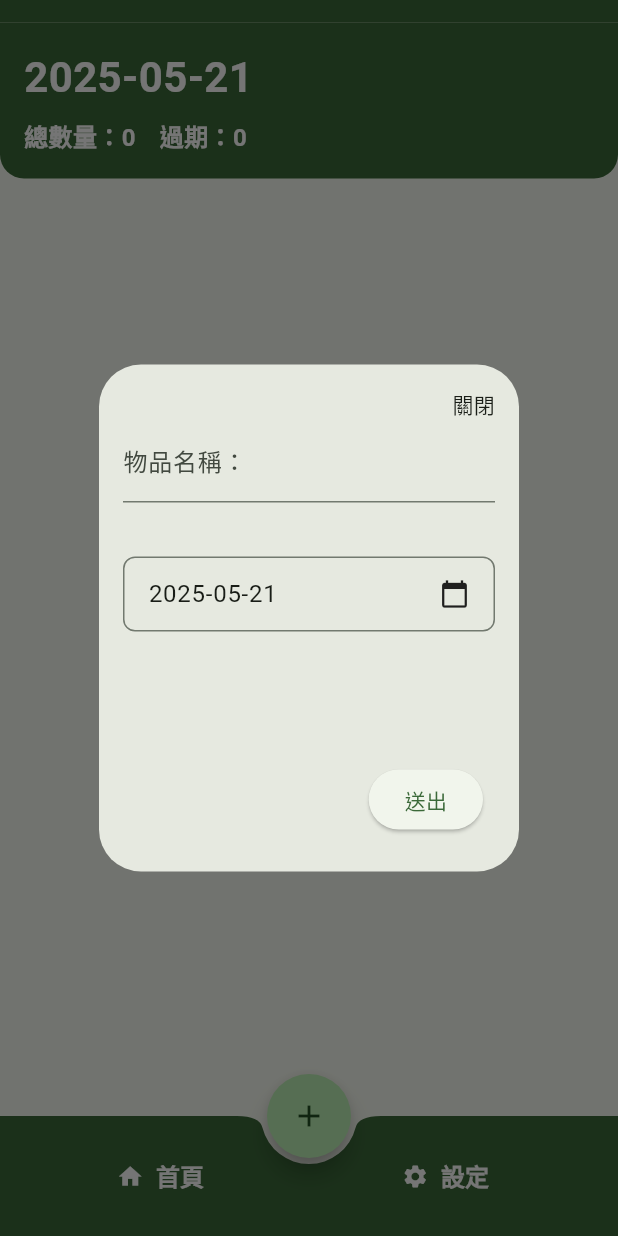
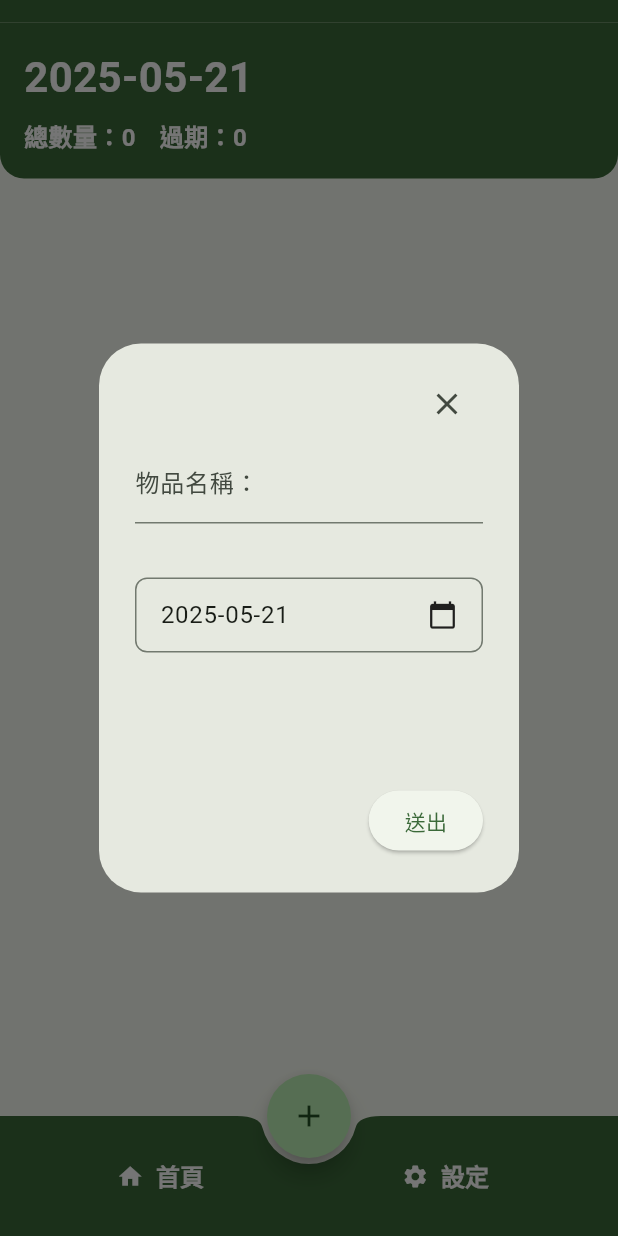
Before and after one commit to billyluu/food_deadline, a Flutter app: the screen it shows after launch, after a tap on the "add" icon, on a phone screen of 412 x 824 dp. Run offline on Flutter 3.47's test engine with Material 3 defaults, Android fonts, the phone set to English and light mode, and no system bars; our stand-ins replace bloc, flutter_bloc, flutter_local_notifications, freezed_annotation, realm, shared_preferences and 1 more; missing offline and left inert: workmanager; generated files the repository leaves out were written again.

Commit message:
feat: changed

```diff
--- a/lib/core/constants/app_localizations.dart
+++ b/lib/core/constants/app_localizations.dart
@@ -1,10 +1,12 @@
 import 'dart:convert';
+
 import 'package:flutter/material.dart';
 import 'package:flutter/services.dart';
 import 'package:food_deadline/core/constants/enums/app_locale.dart';
 
 class AppLocalizations {
   final Locale locale;
+
   AppLocalizations(this.locale);
 
   static AppLocalizations of(BuildContext context) {
--- a/lib/core/constants/shared_preference_helper.dart
+++ b/lib/core/constants/shared_preference_helper.dart
@@ -15,8 +15,7 @@ class SharedPreferenceHelper {
   static Future<ThemeMode> getThemeMode() async {
     final prefs = await SharedPreferences.getInstance();
     final appThemeMode = ThemeMode.values.firstWhere((element) {
-      return element.name ==
-          (prefs.getString(_themeModeKey) ?? ThemeMode.system.name);
+      return element.name == (prefs.getString(_themeModeKey) ?? ThemeMode.system.name);
     });
     return appThemeMode;
   }
@@ -39,8 +38,7 @@ class SharedPreferenceHelper {
   static Future<AppLocale> getLocale() async {
     final prefs = await SharedPreferences.getInstance();
     final appLocale = AppLocale.values.where((element) {
-          return element.name ==
-              (prefs.getString(_localeKey) ?? AppLocale.zhTW.name);
+          return element.name == (prefs.getString(_localeKey) ?? AppLocale.zhTW.name);
         }).firstOrNull ??
         AppLocale.zhTW;
     return appLocale;
--- a/lib/core/constants/work_manager_helper.dart
+++ b/lib/core/constants/work_manager_helper.dart
@@ -1,10 +1,8 @@
-
 import 'package:food_deadline/core/constants/enums/app_task.dart';
 import 'package:food_deadline/core/constants/shared_preference_helper.dart';
 import 'package:workmanager/workmanager.dart';
 
 class WorkManagerHelper {
-
   static init() {
     Workmanager().initialize(_callbackDispatcher, isInDebugMode: true);
   }
@@ -23,7 +21,5 @@ class WorkManagerHelper {
     });
   }
 
-  static void taskCallback(Function(String task) callback) {
-
-  }
+  static void taskCallback(Function(String task) callback) {}
 }
--- a/lib/features/dialog/edit_expirable_item_dialog.dart
+++ b/lib/features/dialog/edit_expirable_item_dialog.dart
@@ -1,41 +1,22 @@
-import 'package:flutter/cupertino.dart';
 import 'package:flutter/material.dart';
 import 'package:flutter_bloc/flutter_bloc.dart';
 import 'package:food_deadline/core/constants/app_string.dart';
 import 'package:food_deadline/core/realm/models/expirable_item.dart';
 import 'package:food_deadline/features/home/bloc/expirable_Item/expirable_bloc.dart';
-import 'package:food_deadline/shared/widgets/common_text.dart';
+import 'package:food_deadline/shared/widgets/shared_close_icon_button.dart';
+import 'package:food_deadline/shared/widgets/shared_send_button.dart';
 import 'package:intl/intl.dart';
 
 class EditExpirableItemDialog extends StatefulWidget {
   const EditExpirableItemDialog({super.key});
 
   @override
-  State<EditExpirableItemDialog> createState() =>
-      _EditExpirableItemDialogState();
+  State<EditExpirableItemDialog> createState() => _EditExpirableItemDialogState();
 }
 
 class _EditExpirableItemDialogState extends State<EditExpirableItemDialog> {
   final _stuffTextController = TextEditingController();
   DateTime _date = DateTime.now();
-
-  void _showDialog(Widget child) {
-    showCupertinoModalPopup<void>(
-      context: context,
-      builder: (BuildContext context) => Container(
-        height: 216,
-        padding: const EdgeInsets.only(top: 6.0),
-        margin: EdgeInsets.only(
-          bottom: MediaQuery.of(context).viewInsets.bottom,
-        ),
-        color: CupertinoColors.systemBackground.resolveFrom(context),
-        child: SafeArea(
-          top: false,
-          child: child,
-        ),
-      ),
-    );
-  }
 
   void updateDate(DateTime newDate) {
     setState(() => _date = newDate);
@@ -44,24 +25,24 @@ class _EditExpirableItemDialogState extends State<EditExpirableItemDialog> {
   @override
   Widget build(BuildContext context) {
     return AlertDialog(
-      contentPadding: const EdgeInsets.all(16.0),
+      contentPadding: const EdgeInsets.symmetric(vertical: 16.0, horizontal: 24),
       content: Column(
         mainAxisSize: MainAxisSize.min,
         children: [
           Row(
             mainAxisAlignment: MainAxisAlignment.end,
             children: [
-              CommonText(text: AppString.commonClose.getL10n(context)),
+              SharedCloseIconButton(
+                onPressed: () => Navigator.pop(context),
+              )
             ],
           ),
           TextField(
             keyboardType: TextInputType.text,
             controller: _stuffTextController,
             decoration: InputDecoration(
-              label:
-                  Text(AppString.editExpirableItemScreenName.getL10n(context)),
-              hintText: AppString.editExpirableItemScreenInputPlaceHolder
-                  .getL10n(context),
+              label: Text(AppString.editExpirableItemScreenName.getL10n(context)),
+              hintText: AppString.editExpirableItemScreenInputPlaceHolder.getL10n(context),
               hintStyle: TextStyle(
                 color: Theme.of(context).hintColor,
                 fontSize: 12,
@@ -69,52 +50,17 @@ class _EditExpirableItemDialogState extends State<EditExpirableItemDialog> {
             ),
           ),
           const SizedBox(height: 36),
-          GestureDetector(
-            onTap: () {
-              _showDialog(
-                CupertinoDatePicker(
-                  dateOrder: DatePickerDateOrder.ymd,
-                  mode: CupertinoDatePickerMode.date,
-                  use24hFormat: true,
-                  showDayOfWeek: true,
-                  onDateTimeChanged: (newDate) => updateDate(newDate),
-                ),
-              );
+          DatePickerField(
+            initialDate: DateTime.now(),
+            onDateChanged: (date) {
+              _date = date;
             },
-            child: DatePickerField(
-              initialDate: DateTime.now(),
-              onDateChanged: (date) {
-                print('新日期: $date');
-              },
-            ),
-            // child: DecoratedBox(
-            //   decoration: BoxDecoration(
-            //     borderRadius: BorderRadius.circular(15.0),
-            //     border: Border.all(
-            //       color: Theme.of(context).disabledColor,
-            //       width: 1,
-            //     ),
-            //   ),
-            //   child: Padding(
-            //     padding: const EdgeInsets.symmetric(
-            //       vertical: 12,
-            //       horizontal: 16,
-            //     ),
-            //     child: Text(
-            //       '${_date.year} - ${_date.month} - ${_date.day}',
-            //       style: TextStyle(
-            //         fontSize: 24.0,
-            //         color: Theme.of(context).primaryColor,
-            //       ),
-            //     ),
-            //   ),
-            // ),
           ),
           const SizedBox(height: 72),
         ],
       ),
       actions: [
-        ElevatedButton(
+        SharedSendButton(
           onPressed: () {
             if (_stuffTextController.text.isNotEmpty) {
               context.read<ExpirableItemBloc>().add(
@@ -128,8 +74,7 @@ class _EditExpirableItemDialogState extends State<EditExpirableItemDialog> {
             }
             Navigator.pop(context);
           },
-          child: Text(AppString.commonSend.getL10n(context)),
-        )
+        ),
       ],
     );
   }
--- a/lib/features/home/home_screen.dart
+++ b/lib/features/home/home_screen.dart
@@ -1,8 +1,7 @@
 import 'package:flutter/material.dart';
 import 'package:flutter_bloc/flutter_bloc.dart';
 import 'package:food_deadline/features/home/bloc/expirable_Item/expirable_bloc.dart';
-
-import 'widgets/stuff_deadline_card_item.dart';
+import 'package:food_deadline/features/home/widgets/expirable_item_card.dart';
 
 class HomeScreen extends StatefulWidget {
   const HomeScreen({super.key});
@@ -36,18 +35,17 @@ class _HomeScreenState extends State<HomeScreen> {
                 mainAxisAlignment: MainAxisAlignment.start,
                 children: [
                   for (final stuff in stuffs) ...[
-                    StuffDeadlineCardItem(
+                    ExpiredItemCard(
                       title: stuff.name,
                       deadline: stuff.deadline.toString(),
                       disabled: stuff.isExpired,
-                      onDelete: () {
-                        stuffBloc.add(ExpirableItemDeleteEvent(expirableItem: stuff));
-                      },
+                      onDelete: () => stuffBloc.add(ExpirableItemDeleteEvent(expirableItem: stuff)),
                     ),
-                    if (stuff != stuffs.last)
+                    if (stuff != stuffs.last) ...[
                       const SizedBox(
                         height: 6.0,
                       )
+                    ]
                   ]
                 ],
               ),
--- a/lib/features/main/main_screen.dart
+++ b/lib/features/main/main_screen.dart
@@ -7,7 +7,7 @@ import 'package:food_deadline/features/dialog/edit_expirable_item_dialog.dart';
 import 'package:food_deadline/features/home/bloc/expirable_Item/expirable_bloc.dart';
 import 'package:food_deadline/features/home/home_screen.dart';
 import 'package:food_deadline/features/settings/settings_screen.dart';
-import 'package:food_deadline/shared/widgets/common_text.dart';
+import 'package:food_deadline/shared/widgets/shared_common_text.dart';
 
 enum MainBottomNavType {
   home(
@@ -60,8 +60,7 @@ class MainScreenState extends State<MainScreen> {
     return MultiBlocProvider(
       providers: [
         BlocProvider<ExpirableItemBloc>(
-          create: (context) => ExpirableItemBloc(realmHelper: RealmHelper())
-            ..add(ExpirableItemInitialEvent()),
+          create: (context) => ExpirableItemBloc(realmHelper: RealmHelper())..add(ExpirableItemInitialEvent()),
         ),
       ],
       child: Scaffold(
@@ -75,10 +74,8 @@ class MainScreenState extends State<MainScreen> {
           builder: (context, state) {
             if (state is ExpirableItemSuccess) {
               final stuffs = state.expirableItem;
-              final expired = stuffs
-                  .where((element) =>
-                      element.deadline < DateTime.now().millisecondsSinceEpoch)
-                  .length;
+              final expired =
+                  stuffs.where((element) => element.deadline < DateTime.now().millisecondsSinceEpoch).length;
               return Column(
                 children: [
                   if (_currentIndex == MainBottomNavType.home.index)
@@ -113,10 +110,9 @@ class MainScreenState extends State<MainScreen> {
             children: [
               for (var i = 0; i < MainBottomNavType.values.length; i++) ...[
                 ElevatedButton.icon(
-                  label: CommonText(
+                  label: SharedCommonText(
                     text: MainBottomNavType.values[i].title.getL10n(context),
-                    style: CommonTextStyle.textStyle(
-                        color: Theme.of(context).colorScheme.onPrimary),
+                    style: CommonTextStyle.textStyle(color: Theme.of(context).colorScheme.onPrimary),
                   ),
                   style: ElevatedButton.styleFrom(
                     backgroundColor: Colors.transparent,
@@ -133,28 +129,22 @@ class MainScreenState extends State<MainScreen> {
           ),
         ),
         floatingActionButtonLocation: FloatingActionButtonLocation.centerDocked,
-        floatingActionButton:
-            BlocBuilder<ExpirableItemBloc, ExpirableItemState>(
-          builder: (context, state) {
+        floatingActionButton: Builder(builder: (context) {
+          final expirableItemBloc = context.read<ExpirableItemBloc>();
           return FloatingActionButton(
             shape: const CircleBorder(),
             onPressed: () {
-                // await Navigator.of(context).push(
-                //   MaterialPageRoute(
-                //     builder: (_) => BlocProvider.value(
-                //       value: context.read<StuffBloc>(),
-                //       child: const EditStuffMainScreen(),
-                //     ),
-                //   ),
-                // );
               showDialog(
                 context: context,
-                    builder: (context) => const EditExpirableItemDialog());
+                builder: (context) => BlocProvider.value(
+                  value: expirableItemBloc,
+                  child: const EditExpirableItemDialog(),
+                ),
+              );
             },
             child: const Icon(Icons.add),
           );
-          },
-        ),
+        }),
       ),
     );
   }
@@ -186,24 +176,21 @@ class _Header extends StatelessWidget {
       child: Column(
         crossAxisAlignment: CrossAxisAlignment.start,
         children: [
-          CommonText(
+          SharedCommonText(
             text: date.toYYYYMMDD(),
-            style: CommonTextStyle.textStyleLarge(
-                color: Theme.of(context).colorScheme.onPrimary),
+            style: CommonTextStyle.textStyleLarge(color: Theme.of(context).colorScheme.onPrimary),
           ),
           const SizedBox(height: 8),
           Row(
             children: [
-              CommonText(
+              SharedCommonText(
                 text: '${AppString.homeScreenTotal.getL10n(context)}$total',
-                style: CommonTextStyle.textStyle(
-                    color: Theme.of(context).colorScheme.onPrimary),
+                style: CommonTextStyle.textStyle(color: Theme.of(context).colorScheme.onPrimary),
               ),
               const SizedBox(width: 16),
-              CommonText(
+              SharedCommonText(
                 text: '${AppString.homeScreenExpired.getL10n(context)}$expired',
-                style: CommonTextStyle.textStyle(
-                    color: Theme.of(context).colorScheme.onPrimary),
+                style: CommonTextStyle.textStyle(color: Theme.of(context).colorScheme.onPrimary),
               ),
             ],
           )
--- a/lib/features/settings/settings_screen.dart
+++ b/lib/features/settings/settings_screen.dart
@@ -3,12 +3,12 @@ import 'package:flutter_bloc/flutter_bloc.dart';
 import 'package:food_deadline/core/constants/app_string.dart';
 import 'package:food_deadline/core/constants/enums/app_locale.dart';
 import 'package:food_deadline/features/settings/blocs/app_settings/app_settings_bloc.dart';
-import 'package:food_deadline/shared/widgets/common_text.dart';
 import 'package:food_deadline/shared/widgets/fd_card.dart';
+import 'package:food_deadline/shared/widgets/shared_common_text.dart';
 
+part 'widgets/setting_language_widget.dart';
+part 'widgets/setting_notify_widget.dart';
 part 'widgets/setting_theme_widget.dart';
-part 'widgets/setting_notify_widget.dart';
-part 'widgets/setting_language_widget.dart';
 
 class SettingsScreen extends StatefulWidget {
   const SettingsScreen({super.key});
--- a/lib/features/settings/widgets/setting_language_widget.dart
+++ b/lib/features/settings/widgets/setting_language_widget.dart
@@ -6,10 +6,9 @@ class _SettingLanguageWidget extends StatelessWidget {
     final languages = AppLocale.values
         .map((element) => DropdownMenuItem<AppLocale>(
             value: element,
-            child: CommonText(
+            child: SharedCommonText(
               text: element.name,
-              style: CommonTextStyle.textStyle(
-                  color: Theme.of(context).colorScheme.onTertiary),
+              style: CommonTextStyle.textStyle(color: Theme.of(context).colorScheme.onTertiary),
             )))
         .toList();
 
@@ -17,10 +16,9 @@ class _SettingLanguageWidget extends StatelessWidget {
       background: Theme.of(context).colorScheme.tertiary,
       child: Row(
         children: [
-          CommonText(
+          SharedCommonText(
             text: AppString.settingScreenLanguage.getL10n(context),
-            style: CommonTextStyle.textStyle(
-                color: Theme.of(context).colorScheme.onTertiary),
+            style: CommonTextStyle.textStyle(color: Theme.of(context).colorScheme.onTertiary),
           ),
           const SizedBox(width: 24.0),
           BlocBuilder<AppSettingsBloc, AppSettingsState>(
@@ -30,9 +28,7 @@ class _SettingLanguageWidget extends StatelessWidget {
               items: languages,
               onChanged: (appLocale) {
                 if (appLocale != null) {
-                  context
-                      .read<AppSettingsBloc>()
-                      .add(AppSettingsUpdateLocaleEvent(appLocale: appLocale));
+                  context.read<AppSettingsBloc>().add(AppSettingsUpdateLocaleEvent(appLocale: appLocale));
                 }
               },
             ),
--- a/lib/features/settings/widgets/setting_notify_widget.dart
+++ b/lib/features/settings/widgets/setting_notify_widget.dart
@@ -7,19 +7,16 @@ class _SettingNotifyWidget extends StatelessWidget {
       background: Theme.of(context).colorScheme.tertiary,
       child: Row(
         children: [
-          CommonText(
+          SharedCommonText(
             text: AppString.settingScreenNotificationSwitch.getL10n(context),
-            style: CommonTextStyle.textStyle(
-                color: Theme.of(context).colorScheme.onTertiary),
+            style: CommonTextStyle.textStyle(color: Theme.of(context).colorScheme.onTertiary),
           ),
           const SizedBox(width: 24.0),
           BlocBuilder<AppSettingsBloc, AppSettingsState>(
             builder: (context, state) => Switch(
                 value: state.notificationsEnabled,
                 onChanged: (value) {
-                  context.read<AppSettingsBloc>().add(
-                      AppSettingsUpdateNotificationsEvent(
-                          notificationsEnabled: value));
+                  context.read<AppSettingsBloc>().add(AppSettingsUpdateNotificationsEvent(notificationsEnabled: value));
                 }),
           ),
         ],
--- a/lib/features/settings/widgets/setting_theme_widget.dart
+++ b/lib/features/settings/widgets/setting_theme_widget.dart
@@ -6,10 +6,9 @@ class _SettingThemeWidget extends StatelessWidget {
     final themeItems = ThemeMode.values
         .map((element) => DropdownMenuItem<ThemeMode>(
             value: element,
-            child: CommonText(
+            child: SharedCommonText(
               text: element.name,
-              style: CommonTextStyle.textStyle(
-                  color: Theme.of(context).colorScheme.onTertiary),
+              style: CommonTextStyle.textStyle(color: Theme.of(context).colorScheme.onTertiary),
             )))
         .toList();
 
@@ -17,10 +16,9 @@ class _SettingThemeWidget extends StatelessWidget {
       background: Theme.of(context).colorScheme.tertiary,
       child: Row(
         children: [
-          CommonText(
+          SharedCommonText(
             text: AppString.settingScreenThemeMode.getL10n(context),
-            style: CommonTextStyle.textStyle(
-                color: Theme.of(context).colorScheme.onTertiary),
+            style: CommonTextStyle.textStyle(color: Theme.of(context).colorScheme.onTertiary),
           ),
           const SizedBox(width: 24.0),
           BlocBuilder<AppSettingsBloc, AppSettingsState>(
@@ -30,9 +28,7 @@ class _SettingThemeWidget extends StatelessWidget {
               items: themeItems,
               onChanged: (themeMode) {
                 if (themeMode != null) {
-                  context
-                      .read<AppSettingsBloc>()
-                      .add(AppSettingsUpdateThemeEvent(theme: themeMode));
+                  context.read<AppSettingsBloc>().add(AppSettingsUpdateThemeEvent(theme: themeMode));
                 }
               },
             ),
--- /dev/null
+++ b/lib/shared/widgets/shared_close_icon_button.dart
@@ -0,0 +1,18 @@
+import 'package:flutter/material.dart';
+
+class SharedCloseIconButton extends StatelessWidget {
+  const SharedCloseIconButton({
+    this.onPressed,
+    super.key,
+  });
+
+  final VoidCallback? onPressed;
+
+  @override
+  Widget build(BuildContext context) {
+    return IconButton(
+      icon: const Icon(Icons.close),
+      onPressed: onPressed,
+    );
+  }
+}
--- a/lib/shared/widgets/common_text.dart
+++ b/lib/shared/widgets/shared_common_text.dart
@@ -1,7 +1,7 @@
 import 'package:flutter/material.dart';
 
-class CommonText extends StatelessWidget {
-  const CommonText({
+class SharedCommonText extends StatelessWidget {
+  const SharedCommonText({
     required this.text,
     this.style,
     this.textAlign,
--- /dev/null
+++ b/lib/shared/widgets/shared_send_button.dart
@@ -0,0 +1,19 @@
+import 'package:flutter/material.dart';
+import 'package:food_deadline/core/constants/app_string.dart';
+
+class SharedSendButton extends StatelessWidget {
+  const SharedSendButton({
+    this.onPressed,
+    super.key,
+  });
+
+  final VoidCallback? onPressed;
+
+  @override
+  Widget build(BuildContext context) {
+    return ElevatedButton(
+      onPressed: onPressed,
+      child: Text(AppString.commonSend.getL10n(context)),
+    );
+  }
+}
```
Also changed, not shown: lib/core/constants/color.dart (+17 -11 lines), lib/core/utils/notification_service.dart (+4 -7 lines), lib/features/home/widgets/expirable_item_card.dart (renamed from lib/features/home/widgets/stuff_deadline_card_item.dart, +29 -14 lines), lib/features/settings/blocs/app_settings/app_settings_bloc.dart (+4 -8 lines), lib/shared/widgets/shared_edit_icon_button.dart (added, +18 -0 lines), lib/core/utils/task_manager.dart (line endings or trailing spaces). Lines whose indentation alone changed are shown as unchanged.
